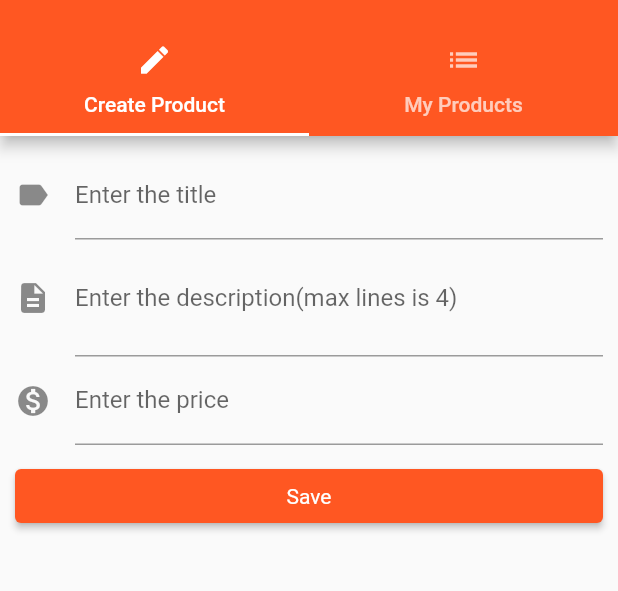
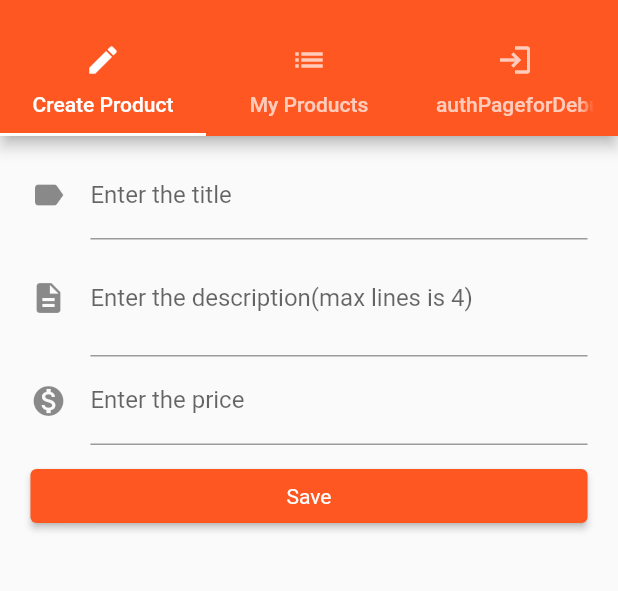
Before and after one commit to BNorelden/flutter_course, a Flutter app: the ProductsAdminPage screen opened by its route, on a phone screen of 412 x 824 dp, the part 59-650 px from its top. Run offline on Flutter 3.47's test engine with Material 2 defaults, Android fonts, the phone set to English and light mode, and no system bars.

Commit message:
- added auth page as a tab in admin since it runs once - for debugging purposes I can switch to it - dart fix --apply was used in cli - MediaQuery.of(context).size was used for device width manipulation/use

```diff
--- a/lib/main.dart
+++ b/lib/main.dart
@@ -1,5 +1,4 @@
 import 'package:flutter/material.dart';
-import 'package:flutter/rendering.dart';
 
 import 'pages/product.dart';
 import 'pages/products.dart';
@@ -17,10 +16,12 @@ void main() {
   //pretty useful UI for debugging ^
   // debugPaintBaselinesEnabled = true;
   // debugPaintPointersEnabled = true;
-  runApp(MyApp());
+  runApp(const MyApp());
 }
 
 class MyApp extends StatefulWidget {
+  const MyApp({super.key});
+
   @override
   State<StatefulWidget> createState() {
     return _MyAppState();
@@ -29,7 +30,7 @@ class MyApp extends StatefulWidget {
 // Commented what was needed to make it stateful because of vid 2.17 new class made it main stateless
 
 class _MyAppState extends State<MyApp> {
-  List<Map<String, dynamic>> _products = [];
+  final List<Map<String, dynamic>> _products = [];
 
   void _addProduct(Map<String, dynamic> product) {
     setState(() {
@@ -60,7 +61,7 @@ class _MyAppState extends State<MyApp> {
         // home: AuthPage(),
         routes: {
           //named routes
-          '/': (BuildContext context) => AuthPage(),
+          '/': (BuildContext context) => const AuthPage(),
           '/products': (BuildContext context) => ProductsPage(_products),
           '/admin': (BuildContext context) =>
               ProductsAdminPage(_addProduct, _deleteProduct),
--- a/lib/pages/product.dart
+++ b/lib/pages/product.dart
@@ -12,7 +12,7 @@ class ProductPage extends StatelessWidget {
   final double price;
   final String description;
 
-  ProductPage(this.title, this.imageUrl, this.price, this.description);
+  const ProductPage(this.title, this.imageUrl, this.price, this.description, {super.key});
 
   Widget _buildLocatonPriceRow() {
     return Row(
--- a/lib/pages/product_create.dart
+++ b/lib/pages/product_create.dart
@@ -3,9 +3,9 @@
 import 'package:flutter/material.dart';
 
 class ProductCreatePage extends StatefulWidget {
-  late final Function addProduct;
+  final Function addProduct;
 
-  ProductCreatePage(this.addProduct);
+  const ProductCreatePage(this.addProduct, {super.key});
 
   @override
   State<StatefulWidget> createState() {
@@ -78,9 +78,14 @@ class _ProductCreatePageState extends State<ProductCreatePage> {
 
   @override
   Widget build(BuildContext context) {
+    final double deviceWidth = MediaQuery.of(context).size.width;
+    final double targetWidth = deviceWidth > 550.0 ? 500 : deviceWidth * 0.95;
+    final double targetPadding = deviceWidth - targetWidth;
     return Container(
         margin: const EdgeInsets.all(10.0),
         child: ListView(
+          // LV takes the whole available space
+          padding: EdgeInsets.symmetric(horizontal: targetPadding / 2),
           children: [
             _buildTitleTextField(),
             _buildDescriptionTextField(),
--- a/lib/pages/product_list.dart
+++ b/lib/pages/product_list.dart
@@ -1,6 +1,8 @@
 import 'package:flutter/material.dart';
 
 class ProductListPage extends StatelessWidget {
+  const ProductListPage({super.key});
+
   @override
   Widget build(BuildContext context) {
     return const Center(
--- a/lib/pages/products.dart
+++ b/lib/pages/products.dart
@@ -4,9 +4,9 @@ import 'package:flutter/material.dart';
 import '../widgets/products/products.dart';
 
 class ProductsPage extends StatelessWidget {
-  late final List<Map<String, dynamic>> products;
+  final List<Map<String, dynamic>> products;
 
-  ProductsPage(this.products);
+  const ProductsPage(this.products, {super.key});
 
   Widget _buildSideDrawer(BuildContext context) {
     return Drawer(
--- a/lib/pages/products_admin.dart
+++ b/lib/pages/products_admin.dart
@@ -1,4 +1,7 @@
+// ignore_for_file: prefer_const_constructors
+
 import 'package:flutter/material.dart';
+import 'package:flutter_course_/pages/auth.dart';
 import 'package:flutter_course_/pages/product_create.dart';
 import 'package:flutter_course_/pages/product_list.dart';
 
@@ -6,7 +9,7 @@ class ProductsAdminPage extends StatelessWidget {
   final Function addProduct;
   final Function deleteProduct;
 
-  ProductsAdminPage(this.addProduct, this.deleteProduct);
+  const ProductsAdminPage(this.addProduct, this.deleteProduct, {super.key});
 
   Widget _buildSideDrawer(BuildContext context) {
     return Drawer(
@@ -29,7 +32,7 @@ class ProductsAdminPage extends StatelessWidget {
   @override
   Widget build(BuildContext context) {
     return DefaultTabController(
-      length: 2,
+      length: 3, //dont forget to change this to 2
       child: Scaffold(
         drawer: _buildSideDrawer(context),
         appBar: AppBar(
@@ -43,10 +46,19 @@ class ProductsAdminPage extends StatelessWidget {
               icon: Icon(Icons.list),
               text: 'My Products',
             ),
+            Tab(
+              //don't forget to remove this
+              icon: Icon(Icons.login),
+              text: 'authPageforDebugPurp',
+            ),
           ]),
         ),
         body: TabBarView(
-          children: <Widget>[ProductCreatePage(addProduct), ProductListPage()],
+          children: <Widget>[
+            ProductCreatePage(addProduct),
+            ProductListPage(),
+            AuthPage() //don't forget to remove this tab
+          ],
         ),
       ),
     );
--- a/lib/widgets/products/location_tag.dart
+++ b/lib/widgets/products/location_tag.dart
@@ -5,7 +5,7 @@ import 'package:flutter/material.dart';
 class LocationTag extends StatelessWidget {
   final String location;
 
-  LocationTag(this.location);
+  const LocationTag(this.location, {super.key});
 
   @override
   Widget build(BuildContext context) {
--- a/lib/widgets/products/price_tag.dart
+++ b/lib/widgets/products/price_tag.dart
@@ -5,7 +5,7 @@ import 'package:flutter/material.dart';
 class PriceTag extends StatelessWidget {
   final String price;
 
-  PriceTag(this.price);
+  const PriceTag(this.price, {super.key});
 
   @override
   Widget build(BuildContext context) {
--- a/lib/widgets/products/product_card.dart
+++ b/lib/widgets/products/product_card.dart
@@ -8,7 +8,7 @@ class ProductCard extends StatelessWidget {
   final Map<String, dynamic> product;
   final int productIndex;
 
-  ProductCard(this.product, this.productIndex);
+  const ProductCard(this.product, this.productIndex, {super.key});
 
   Widget _buildTitlePriceRow() {
     return Container(
@@ -51,7 +51,7 @@ class ProductCard extends StatelessWidget {
       children: <Widget>[
         Image.asset(product['image']!),
         _buildTitlePriceRow(),
-        LocationTag('Jersey City, New Jersey'),
+        const LocationTag('Jersey City, New Jersey'),
         _buildActionButtons(context),
       ],
     ));
--- a/lib/widgets/products/products.dart
+++ b/lib/widgets/products/products.dart
@@ -5,7 +5,7 @@ import 'package:flutter_course_/widgets/products/product_card.dart';
 class Products extends StatelessWidget {
   final List<Map<String, dynamic>> products;
 
-  Products(this.products) {
+  Products(this.products, {super.key}) {
     //square brackets make it optional
     print('[Products Widget] Constructor');
   }
--- a/lib/widgets/ui_elements/title_tag.dart
+++ b/lib/widgets/ui_elements/title_tag.dart
@@ -3,7 +3,7 @@ import 'package:flutter/material.dart';
 class TitleTag extends StatelessWidget {
   final String title;
 
-  TitleTag(this.title);
+  const TitleTag(this.title, {super.key});
 
   @override
   Widget build(BuildContext context) {
```
Also changed, not shown: lib/pages/auth.dart (+15 -3 lines), 1 other file.
